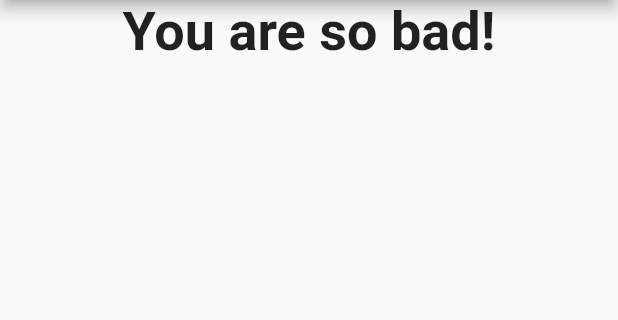
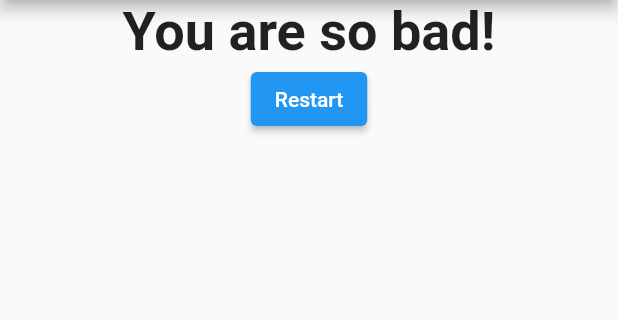
Before and after one commit to Z-kamili/Flutter_project, a Flutter app: the screen it shows after launch, after a tap on "Black", after a tap on "Snake", after a tap on "Mané", on a phone screen of 412 x 824 dp, the part 84-404 px from its top. Run offline on Flutter 3.47's test engine with Material 2 defaults, Android fonts, the phone set to English and light mode, and no system bars.

Commit message:
add restart button

```diff
--- a/lib/main.dart
+++ b/lib/main.dart
@@ -30,6 +30,15 @@ class _MyAppState extends State<MyApp> {
 
   var _questionIndex = 0;
   var _totalScore = 0;
+
+  void _resetQuiz() {
+
+    setState(() {
+      _questionIndex = 0;
+      _totalScore = 0;
+    });
+
+  }
 
 
   final _questions = const [
@@ -97,7 +106,7 @@ class _MyAppState extends State<MyApp> {
            body : _questionIndex < _questions.length ? Quiz(answerQuestion : _answerQuestion,
                                                             questionIndex: _questionIndex ,
                                                             questions: _questions)
-                : Result(_totalScore),
+                : Result(_totalScore,_resetQuiz),
         ),
         );
 
--- a/lib/result.dart
+++ b/lib/result.dart
@@ -6,8 +6,10 @@ import './result.dart';
 class Result extends StatelessWidget {
 
   final int resultScore;
+  final VoidCallback resetHandler;
 
-  Result(this.resultScore);
+
+  Result(this.resultScore,this.resetHandler);
 
   String get resultPhrase
   {
@@ -29,12 +31,22 @@ class Result extends StatelessWidget {
   {
       return Center(
         child: Column(
-          children: [
+          children: <Widget>[
             Text(
             resultPhrase,
             style:TextStyle(fontSize: 36,fontWeight: FontWeight.bold),
             textAlign:TextAlign.center,
             ),
+             ElevatedButton(
+             style: ElevatedButton.styleFrom(
+              // ignore: deprecated_member_use
+              primary: Colors.blue,
+            ),
+            // ignore: sort_child_properties_last
+            child: Text('Restart'),
+           // ignore: unnecessary_this
+            onPressed:resetHandler
+           ),
           ],
         ),
 
```
